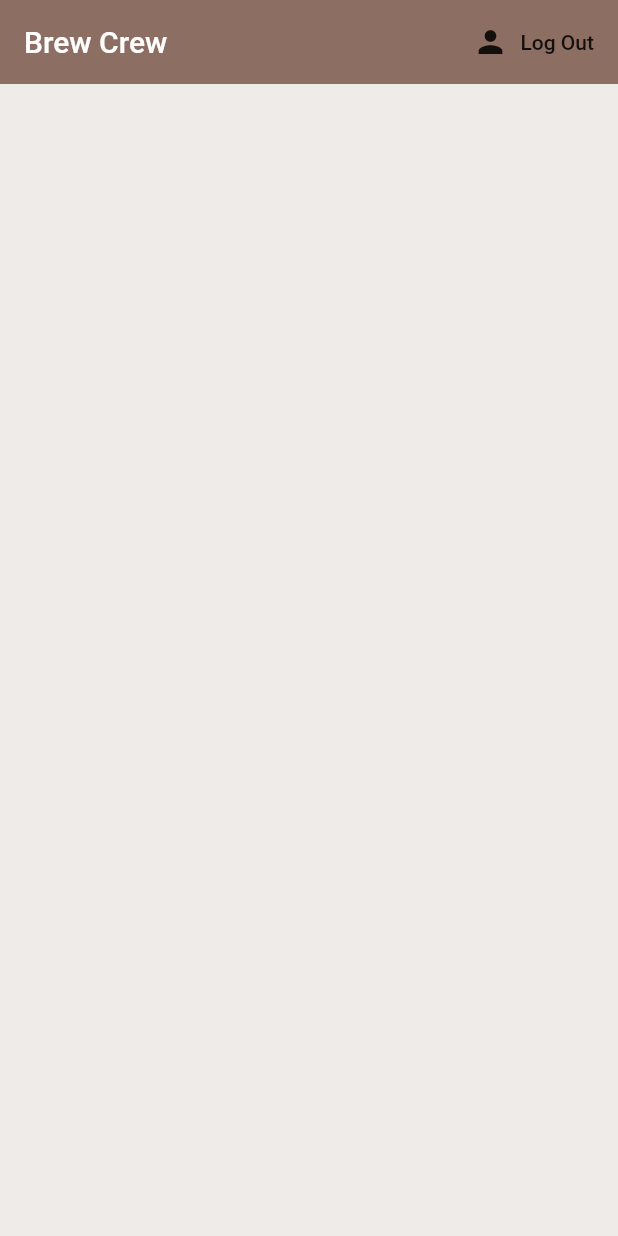
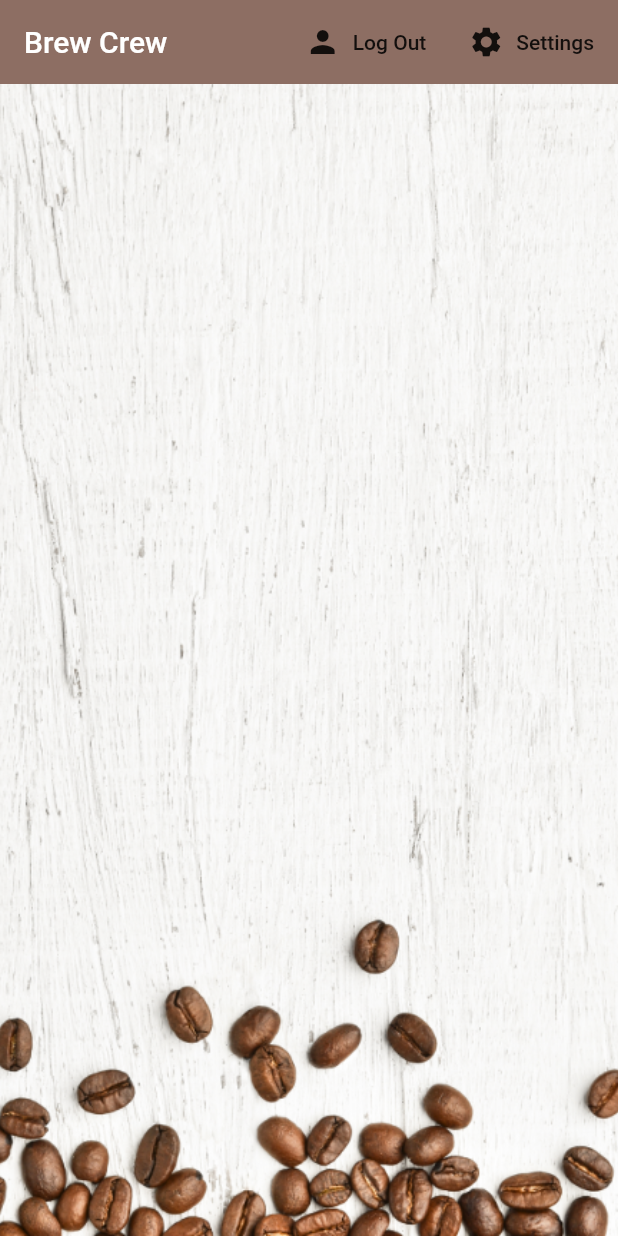
Before and after one commit to moses-20/brew_crew, a Flutter app: the screen it shows once a user with an empty profile is signed in, on a phone screen of 412 x 824 dp. Run offline on Flutter 3.47's test engine with Material 2 defaults, Android fonts, the phone set to English and light mode, and no system bars; our stand-ins replace cloud_firestore, firebase_auth, flutter_spinkit; accounts and stored records are empty.

```diff
--- /dev/null
+++ b/lib/models/brew.model.dart
@@ -0,0 +1,7 @@
+class Brew {
+  final String name;
+  final String sugars;
+  final int strength;
+
+  Brew({this.name, this.sugars, this.strength});
+}
--- a/lib/models/user.model.dart
+++ b/lib/models/user.model.dart
@@ -3,3 +3,12 @@ class User {
 
   User({this.uid});
 }
+
+class UserData {
+  final String uid;
+  final String name;
+  final String sugars;
+  final int strength;
+
+  UserData({this.uid, this.name, this.sugars, this.strength});
+}
--- /dev/null
+++ b/lib/screens/home/brew_list.dart
@@ -0,0 +1,27 @@
+import 'package:brew_crew/models/brew.model.dart';
+import 'package:flutter/material.dart';
+import 'package:provider/provider.dart';
+import 'brew_tile.dart';
+
+class BrewList extends StatefulWidget {
+  @override
+  _BrewListState createState() => _BrewListState();
+}
+
+class _BrewListState extends State<BrewList> {
+  @override
+  Widget build(BuildContext context) {
+    final brews = Provider.of<List<Brew>>(context) ?? [];
+    brews.forEach((brew) {
+      print(brew.name);
+      print(brew.sugars);
+      print(brew.strength);
+    });
+    return ListView.builder(
+      itemCount: brews.length,
+      itemBuilder: (context, index) {
+        return BrewTile(brew: brews[index]);
+      },
+    );
+  }
+}
--- a/lib/screens/home/home.dart
+++ b/lib/screens/home/home.dart
@@ -1,12 +1,30 @@
+import 'package:brew_crew/screens/home/settings_form.dart';
 import 'package:brew_crew/services/auth.dart';
 import 'package:flutter/material.dart';
+import 'package:brew_crew/services/database.dart';
+import 'package:provider/provider.dart';
+import 'brew_list.dart';
+import 'package:brew_crew/models/brew.model.dart';
 
 class Home extends StatelessWidget {
   final AuthService _auth = AuthService();
 
   @override
   Widget build(BuildContext context) {
-    return Scaffold(
+    void _showSettingsPanel() {
+      showModalBottomSheet(
+          context: context,
+          builder: (context) {
+            return Container(
+              padding: EdgeInsets.symmetric(horizontal: 60.0, vertical: 20.0),
+              child: SettingsForm(),
+            );
+          });
+    }
+
+    return StreamProvider<List<Brew>>.value(
+      value: DatabaseService().brews,
+      child: Scaffold(
         backgroundColor: Colors.brown[50],
         appBar: AppBar(
           title: Text('Brew Crew'),
@@ -20,7 +38,22 @@ class Home extends StatelessWidget {
               icon: Icon(Icons.person),
               label: Text('Log Out'),
             ),
+            FlatButton.icon(
+              onPressed: () => _showSettingsPanel(),
+              icon: Icon(Icons.settings),
+              label: Text('Settings'),
+            ),
           ],
+        ),
+        body: Container(
+          decoration: BoxDecoration(
+            image: DecorationImage(
+              image: AssetImage('assets/coffee_bg.png'),
+              fit: BoxFit.cover,
+            ),
+          ),
+          child: BrewList(),
+        ),
       ),
     );
   }
--- a/pubspec.yaml
+++ b/pubspec.yaml
@@ -48,9 +48,8 @@ flutter:
   uses-material-design: true
 
   # To add assets to your application, add an assets section, like this:
-  # assets:
-  #   - images/a_dot_burr.jpeg
-  #   - images/a_dot_ham.jpeg
+  assets:
+    - assets/
 
   # An image asset can refer to one or more resolution-specific "variants", see
   # https://flutter.dev/assets-and-images/#resolution-aware.
```
Also changed, not shown: lib/screens/home/brew_tile.dart (added, +26 -0 lines), lib/screens/home/settings_form.dart (added, +97 -0 lines), lib/services/database.dart (+32 -0 lines), assets/coffee_bg.png (added), assets/coffee_icon.png (added), 1 other file. Lines whose indentation alone changed are shown as unchanged.
